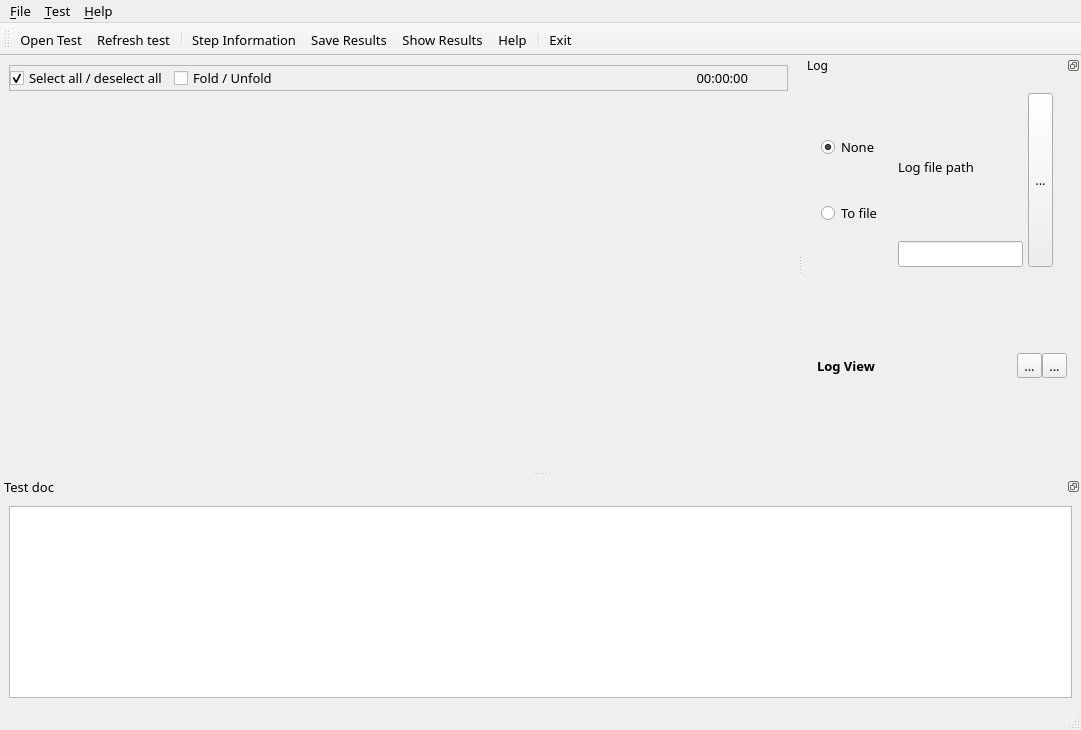
The window that src/testium/main_win/testium_core_win.ui (testium-HIL/testium) describes before a commit, drawn with Qt 5.
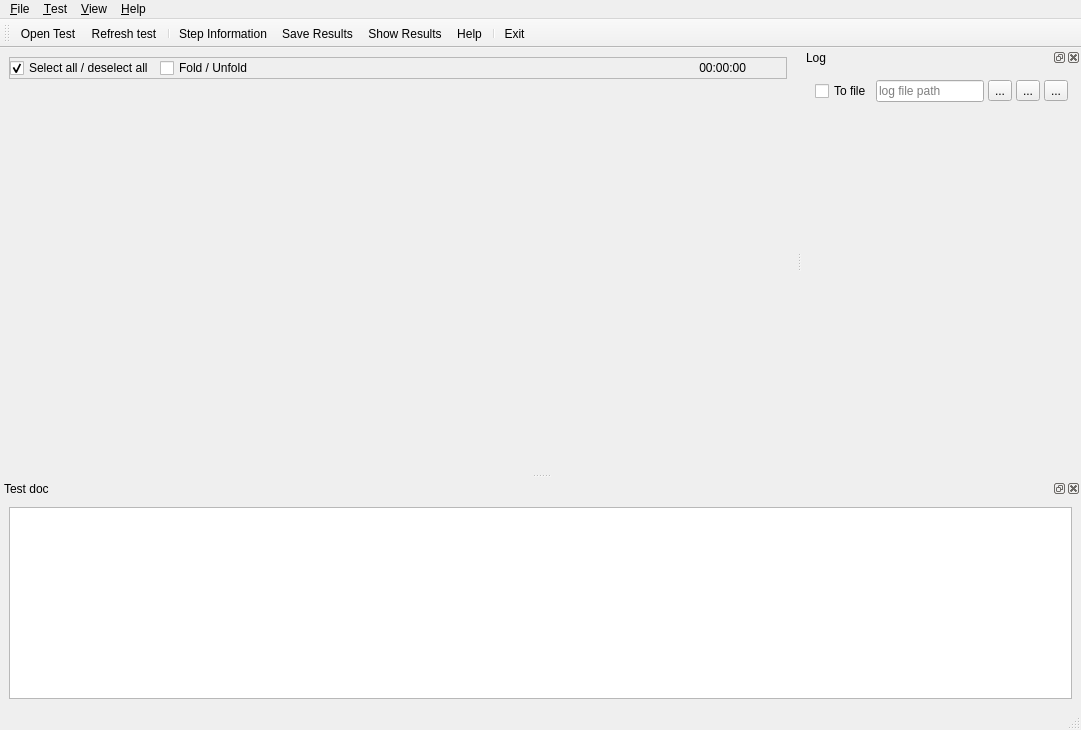
The same window after the commit. Icons and pictures are not drawn.

Commit message:
gui: closable docks, View menu, compact log row, layout always saved
Versioned window state (pre-0.5 blobs reset once to the default
layout). Pane-hiding preferences removed, honored once at migration.
Log file selection is a checkbox in a single header row.

Diff of the .ui file:
```diff
--- a/src/testium/main_win/testium_core_win.ui
+++ b/src/testium/main_win/testium_core_win.ui
@@ -10,12 +10,6 @@
     <height>730</height>
    </rect>
   </property>
-  <property name="font">
-   <font>
-    <family>Sans</family>
-    <pointsize>10</pointsize>
-   </font>
-  </property>
   <property name="windowTitle">
    <string>testium</string>
   </property>
@@ -75,12 +69,6 @@
            <verstretch>0</verstretch>
           </sizepolicy>
          </property>
-         <property name="minimumSize">
-          <size>
-           <width>315</width>
-           <height>0</height>
-          </size>
-         </property>
          <layout class="QHBoxLayout" name="horizontalLayout_2">
           <property name="spacing">
            <number>0</number>
@@ -141,12 +129,6 @@
                  <verstretch>0</verstretch>
                 </sizepolicy>
                </property>
-               <property name="minimumSize">
-                <size>
-                 <width>125</width>
-                 <height>0</height>
-                </size>
-               </property>
                <property name="text">
                 <string>Select all / deselect all</string>
                </property>
@@ -294,6 +276,11 @@
     <addaction name="separator"/>
     <addaction name="actionPreferences"/>
    </widget>
+   <widget class="QMenu" name="menuView">
+    <property name="title">
+     <string>&amp;View</string>
+    </property>
+   </widget>
    <widget class="QMenu" name="menuA_propos">
     <property name="title">
      <string>&amp;Help</string>
@@ -303,24 +290,12 @@
    </widget>
    <addaction name="menuFile"/>
    <addaction name="menuTest"/>
+   <addaction name="menuView"/>
    <addaction name="menuA_propos"/>
   </widget>
   <widget class="QDockWidget" name="logDockWidget">
-   <property name="sizePolicy">
-    <sizepolicy hsizetype="Maximum" vsizetype="Minimum">
-     <horstretch>0</horstretch>
-     <verstretch>0</verstretch>
-    </sizepolicy>
-   </property>
-   <property name="font">
-    <font>
-     <family>Sans</family>
-     <pointsize>9</pointsize>
-     <stylestrategy>PreferAntialias</stylestrategy>
-    </font>
-   </property>
    <property name="features">
-    <set>QDockWidget::DockWidgetFloatable|QDockWidget::DockWidgetMovable</set>
+    <set>QDockWidget::DockWidgetClosable|QDockWidget::DockWidgetFloatable|QDockWidget::DockWidgetMovable</set>
    </property>
    <property name="allowedAreas">
     <set>Qt::AllDockWidgetAreas</set>
@@ -332,13 +307,6 @@
     <number>2</number>
    </attribute>
    <widget class="QWidget" name="dockWidgetContents">
-    <property name="font">
-     <font>
-      <family>Sans</family>
-      <pointsize>10</pointsize>
-      <stylestrategy>PreferDefault</stylestrategy>
-     </font>
-    </property>
     <layout class="QHBoxLayout" name="horizontalLayout_7">
      <item>
       <widget class="QFrame" name="logFrame">
@@ -365,32 +333,19 @@
          <number>4</number>
         </property>
         <item>
+         <layout class="QHBoxLayout" name="logHeaderRow">
+          <property name="spacing">
+           <number>4</number>
+          </property>
+          <item>
          <widget class="QFrame" name="logSettingsBox">
           <layout class="QHBoxLayout" name="horizontalLayout_5">
            <property name="spacing">
-            <number>5</number>
+              <number>4</number>
            </property>
            <property name="leftMargin">
-            <number>5</number>
-           </property>
-           <property name="topMargin">
-            <number>5</number>
-           </property>
-           <property name="rightMargin">
-            <number>5</number>
-           </property>
-           <property name="bottomMargin">
-            <number>5</number>
-           </property>
-           <item>
-            <widget class="QWidget" name="widget_6" native="true">
-             <layout class="QVBoxLayout" name="verticalLayout_9">
-              <property name="spacing">
                <number>0</number>
               </property>
-              <property name="leftMargin">
-               <number>0</number>
-              </property>
               <property name="topMargin">
                <number>0</number>
               </property>
@@ -401,209 +356,31 @@
                <number>0</number>
               </property>
               <item>
-               <widget class="QRadioButton" name="buttLogFileNone">
-                <property name="text">
-                 <string>None</string>
-                </property>
-                <property name="checked">
-                 <bool>true</bool>
-                </property>
-               </widget>
-              </item>
-              <item>
-               <widget class="QRadioButton" name="buttLogFileSaved">
+              <widget class="QCheckBox" name="buttLogFileSaved">
                 <property name="text">
                  <string>To file</string>
                 </property>
-               </widget>
-              </item>
-             </layout>
-            </widget>
-           </item>
-           <item>
-            <spacer name="horizontalSpacer_3">
-             <property name="orientation">
-              <enum>Qt::Horizontal</enum>
-             </property>
-             <property name="sizeType">
-              <enum>QSizePolicy::Fixed</enum>
-             </property>
-             <property name="sizeHint" stdset="0">
-              <size>
-               <width>10</width>
-               <height>20</height>
-              </size>
-             </property>
-            </spacer>
-           </item>
-           <item>
-            <widget class="QWidget" name="widget_5" native="true">
-             <layout class="QVBoxLayout" name="verticalLayout_8">
-              <property name="spacing">
-               <number>0</number>
-              </property>
-              <property name="leftMargin">
-               <number>0</number>
-              </property>
-              <property name="topMargin">
-               <number>0</number>
-              </property>
-              <property name="rightMargin">
-               <number>0</number>
-              </property>
-              <property name="bottomMargin">
-               <number>0</number>
-              </property>
-              <item>
-               <widget class="QLabel" name="label">
-                <property name="text">
-                 <string>Log file path</string>
-                </property>
+               <property name="toolTip">
+                <string>Write the run log to the file beside</string>
+               </property>
                </widget>
               </item>
               <item>
-               <widget class="QLineEdit" name="editLogFilePath"/>
-              </item>
-             </layout>
+              <widget class="QLineEdit" name="editLogFilePath">
+               <property name="placeholderText">
+                <string>log file path</string>
+               </property>
             </widget>
            </item>
            <item>
             <widget class="QToolButton" name="buttLogFilePath">
-             <property name="sizePolicy">
-              <sizepolicy hsizetype="Fixed" vsizetype="Preferred">
-               <horstretch>0</horstretch>
-               <verstretch>0</verstretch>
-              </sizepolicy>
-             </property>
              <property name="text">
               <string>...</string>
              </property>
             </widget>
            </item>
-           <item>
-            <spacer name="horizontalSpacer_4">
-             <property name="orientation">
-              <enum>Qt::Horizontal</enum>
-             </property>
-             <property name="sizeType">
-              <enum>QSizePolicy::Fixed</enum>
-             </property>
-             <property name="sizeHint" stdset="0">
-              <size>
-               <width>10</width>
-               <height>20</height>
-              </size>
-             </property>
-            </spacer>
-           </item>
-          </layout>
-         </widget>
-        </item>
-        <item>
-         <widget class="QFrame" name="logViewFrame">
-          <layout class="QVBoxLayout" name="verticalLayout_2">
-           <property name="spacing">
-            <number>1</number>
-           </property>
-           <property name="leftMargin">
-            <number>1</number>
-           </property>
-           <property name="topMargin">
-            <number>1</number>
-           </property>
-           <property name="rightMargin">
-            <number>1</number>
-           </property>
-           <property name="bottomMargin">
-            <number>1</number>
-           </property>
-           <item>
-            <widget class="QWidget" name="widget_2" native="true">
-             <layout class="QHBoxLayout" name="horizontalLayout_4">
-              <property name="spacing">
-               <number>0</number>
-              </property>
-              <property name="leftMargin">
-               <number>0</number>
-              </property>
-              <property name="topMargin">
-               <number>0</number>
-              </property>
-              <property name="rightMargin">
-               <number>0</number>
-              </property>
-              <property name="bottomMargin">
-               <number>0</number>
-              </property>
-              <item>
-               <widget class="QWidget" name="widget_3" native="true">
-                <layout class="QVBoxLayout" name="verticalLayout_7">
-                 <property name="spacing">
-                  <number>0</number>
-                 </property>
-                 <property name="leftMargin">
-                  <number>0</number>
-                 </property>
-                 <property name="topMargin">
-                  <number>0</number>
-                 </property>
-                 <property name="rightMargin">
-                  <number>0</number>
-                 </property>
-                 <property name="bottomMargin">
-                  <number>0</number>
-                 </property>
-                </layout>
-               </widget>
-              </item>
-              <item>
-               <widget class="QLabel" name="label_2">
-                <property name="font">
-                 <font>
-                  <family>Sans</family>
-                  <pointsize>10</pointsize>
-                  <bold>true</bold>
-                  <stylestrategy>PreferAntialias</stylestrategy>
-                 </font>
-                </property>
-                <property name="text">
-                 <string>Log View</string>
-                </property>
-               </widget>
-              </item>
-              <item>
-               <widget class="QWidget" name="widget_7" native="true">
-                <layout class="QHBoxLayout" name="horizontalLayout_6">
-                 <property name="spacing">
-                  <number>5</number>
-                 </property>
-                 <property name="leftMargin">
-                  <number>0</number>
-                 </property>
-                 <property name="topMargin">
-                  <number>0</number>
-                 </property>
-                 <property name="rightMargin">
-                  <number>0</number>
-                 </property>
-                 <property name="bottomMargin">
-                  <number>0</number>
-                 </property>
-                </layout>
-               </widget>
-              </item>
-              <item>
-               <spacer name="horizontalSpacer_2">
-                <property name="orientation">
-                 <enum>Qt::Horizontal</enum>
-                </property>
-                <property name="sizeHint" stdset="0">
-                 <size>
-                  <width>40</width>
-                  <height>10</height>
-                 </size>
-                </property>
-               </spacer>
+            </layout>
+           </widget>
               </item>
               <item>
                <widget class="QToolButton" name="buttClearLog">
@@ -631,20 +408,28 @@
                  <iconset resource="resources/testium_core_win.qrc">
                   <normaloff>:/black/go-bottom.png</normaloff>:/black/go-bottom.png</iconset>
                 </property>
-                <property name="checkable">
-                 <bool>false</bool>
-                </property>
-                <property name="checked">
-                 <bool>false</bool>
-                </property>
-                <property name="toolButtonStyle">
-                 <enum>Qt::ToolButtonIconOnly</enum>
-                </property>
                </widget>
               </item>
              </layout>
-            </widget>
-           </item>
+        </item>
+        <item>
+         <widget class="QFrame" name="logViewFrame">
+          <layout class="QVBoxLayout" name="verticalLayout_2">
+           <property name="spacing">
+            <number>1</number>
+           </property>
+           <property name="leftMargin">
+            <number>1</number>
+           </property>
+           <property name="topMargin">
+            <number>1</number>
+           </property>
+           <property name="rightMargin">
+            <number>1</number>
+           </property>
+           <property name="bottomMargin">
+            <number>1</number>
+           </property>
           </layout>
          </widget>
         </item>
@@ -662,7 +447,7 @@
     <bool>false</bool>
    </property>
    <property name="features">
-    <set>QDockWidget::DockWidgetFloatable|QDockWidget::DockWidgetMovable</set>
+    <set>QDockWidget::DockWidgetClosable|QDockWidget::DockWidgetFloatable|QDockWidget::DockWidgetMovable</set>
    </property>
    <property name="windowTitle">
     <string>Test doc</string>
@@ -674,12 +459,6 @@
     <layout class="QHBoxLayout" name="horizontalLayout_10">
      <item>
       <widget class="QTextEdit" name="textEditTestDoc">
-       <property name="font">
-        <font>
-         <family>Arial</family>
-         <pointsize>11</pointsize>
-        </font>
-       </property>
        <property name="undoRedoEnabled">
         <bool>false</bool>
        </property>
```
Left out of the diff: 2 changed lines with no effect on the pictures. Lines whose indentation alone changed are shown as unchanged. The commit also changes 7 other files.
